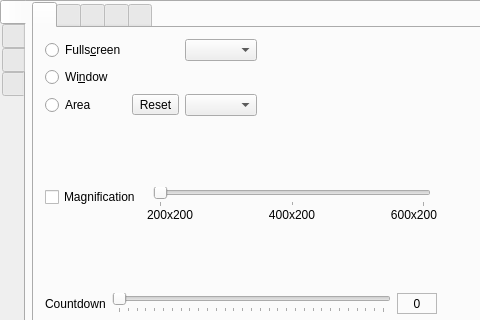
Qt form src/formMainWindow.ui (vkohaupt/vokoscreenNG) before a commit; both pictures show x 0 to 480 and y 0 to 320 of the 710 by 416 pixel window.
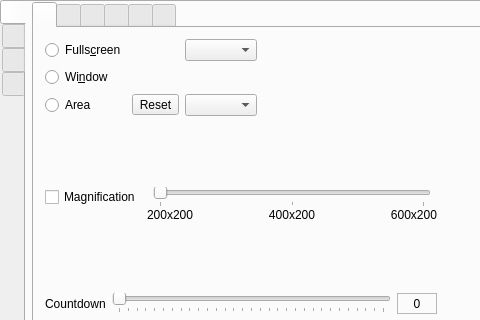
The same form after that commit. The open tabs and pages were chosen to show the change. Icons and pictures are not drawn.

Commit message: add about-tab

What changed in the file:
```diff
--- a/src/formMainWindow.ui
+++ b/src/formMainWindow.ui
@@ -1941,6 +1941,11 @@
             </item>
            </layout>
           </widget>
+          <widget class="QWidget" name="tabAbout">
+           <attribute name="title">
+            <string notr="true"/>
+           </attribute>
+          </widget>
          </widget>
         </item>
         <item>
```
Left out of the diff: 2 changed lines with no effect on the pictures. The commit also changes 5 other files.
